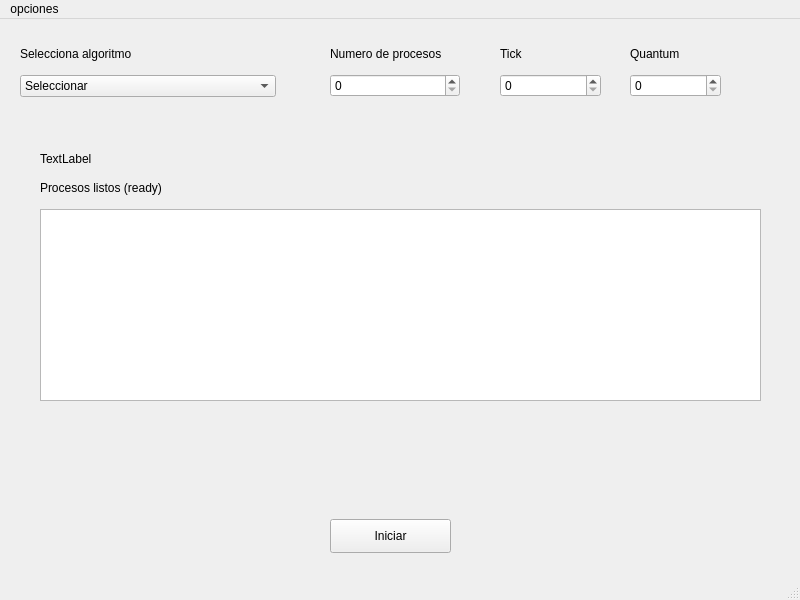
First picture: the form in mainwindow.ui, repository danyr59/Simulador-de-Planificacion-de-procesos, before the edit.
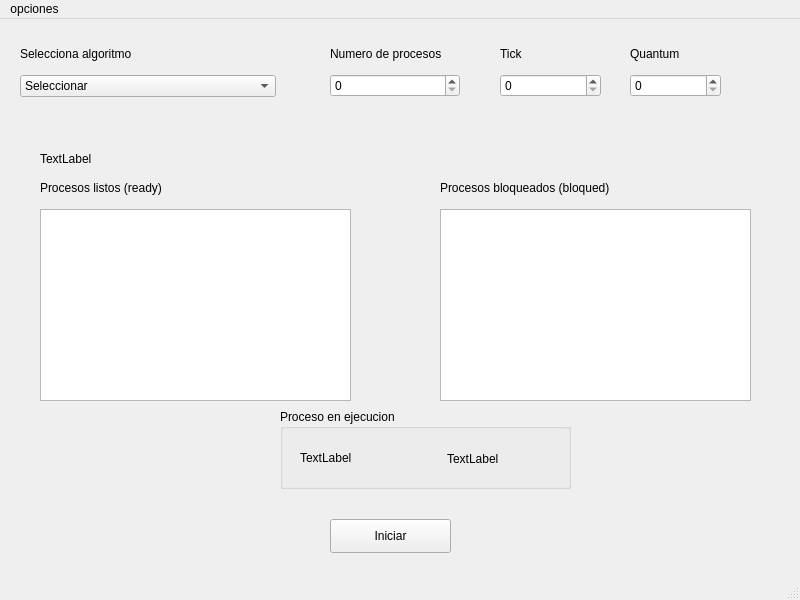
Second picture: the form after the edit.

Commit message: mostrar proceso en ejecucion

The edit to the form file:
```diff
--- a/mainwindow.ui
+++ b/mainwindow.ui
@@ -197,11 +197,79 @@
       <rect>
        <x>20</x>
        <y>70</y>
-       <width>721</width>
+       <width>311</width>
        <height>192</height>
       </rect>
      </property>
     </widget>
+    <widget class="QLabel" name="label_6">
+     <property name="geometry">
+      <rect>
+       <x>420</x>
+       <y>40</y>
+       <width>221</width>
+       <height>18</height>
+      </rect>
+     </property>
+     <property name="text">
+      <string>Procesos bloqueados (bloqued)</string>
+     </property>
+     <property name="alignment">
+      <set>Qt::AlignLeading|Qt::AlignLeft|Qt::AlignVCenter</set>
+     </property>
+     <property name="wordWrap">
+      <bool>false</bool>
+     </property>
+    </widget>
+    <widget class="QTableView" name="table_bloqued">
+     <property name="geometry">
+      <rect>
+       <x>420</x>
+       <y>70</y>
+       <width>311</width>
+       <height>192</height>
+      </rect>
+     </property>
+    </widget>
+    <widget class="QGroupBox" name="groupBox">
+     <property name="geometry">
+      <rect>
+       <x>260</x>
+       <y>270</y>
+       <width>291</width>
+       <height>80</height>
+      </rect>
+     </property>
+     <property name="title">
+      <string>Proceso en ejecucion</string>
+     </property>
+     <widget class="QLabel" name="current_id">
+      <property name="geometry">
+       <rect>
+        <x>20</x>
+        <y>40</y>
+        <width>58</width>
+        <height>18</height>
+       </rect>
+      </property>
+      <property name="text">
+       <string>TextLabel</string>
+      </property>
+     </widget>
+     <widget class="QLabel" name="current_time">
+      <property name="geometry">
+       <rect>
+        <x>167</x>
+        <y>40</y>
+        <width>111</width>
+        <height>20</height>
+       </rect>
+      </property>
+      <property name="text">
+       <string>TextLabel</string>
+      </property>
+     </widget>
+    </widget>
    </widget>
   </widget>
   <widget class="QMenuBar" name="menubar">
```
The commit also changes 2 other files.
